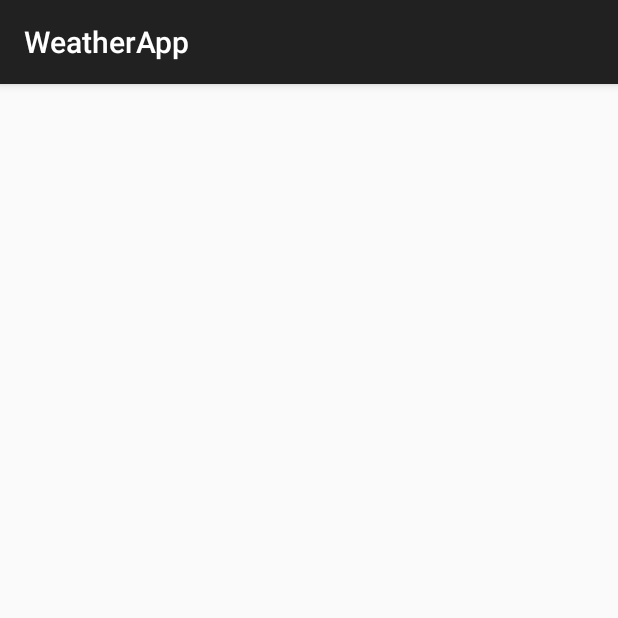
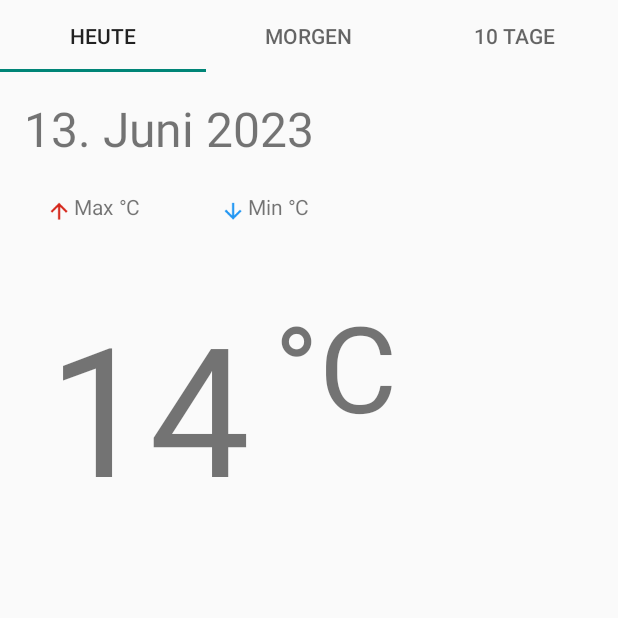
Before and after one commit to JuliaAbramenko/WeatherApp, an Android app: the screen it shows after launch (MainActivity), on a phone screen of 412 x 824 dp, the top half of it. Run offline under Robolectric (Android 15) with nearby library versions, the phone set to English and light mode, and no system bars; our stand-ins replace data binding; network calls fail; 1 statement that could not run was skipped.

Commit message:
Added ViewPagerAdapter class and attached fragments to tabLayout, also removed ActionBar from themes

```diff
--- a/app/build.gradle
+++ b/app/build.gradle
@@ -97,4 +97,6 @@ dependencies {
     //GLIDE
     implementation 'com.github.bumptech.glide:glide:4.14.2'
     kapt 'com.github.bumptech.glide:compiler:4.14.2'
+
+    implementation 'androidx.multidex:multidex:2.0.1'
 }
--- /dev/null
+++ b/app/src/main/java/com/example/weatherapp/adapter/ViewPagerAdapter.kt
@@ -0,0 +1,23 @@
+package com.example.weatherapp.adapter
+
+import androidx.fragment.app.Fragment
+import androidx.fragment.app.FragmentManager
+import androidx.lifecycle.Lifecycle
+import androidx.viewpager2.adapter.FragmentStateAdapter
+import com.example.weatherapp.presentation.fragments.TenDaysWeatherFragment
+import com.example.weatherapp.presentation.fragments.TodayWeatherFragment
+import com.example.weatherapp.presentation.fragments.TomorrowWeatherFragment
+
+class ViewPagerAdapter (fragmentManager: FragmentManager, lifecycle: Lifecycle): FragmentStateAdapter(fragmentManager, lifecycle) {
+    override fun getItemCount(): Int {
+        return 3
+    }
+
+    override fun createFragment(position: Int): Fragment {
+        when(position) {
+            0 -> return TodayWeatherFragment()
+            1 -> return TomorrowWeatherFragment()
+        }
+        return TenDaysWeatherFragment()
+    }
+}
--- a/app/src/main/java/com/example/weatherapp/data/db/WeatherEntities.kt
+++ b/app/src/main/java/com/example/weatherapp/data/db/WeatherEntities.kt
@@ -13,7 +13,7 @@ data class DailyWeatherEntity(
     val dailyTemperature2mMax: Double,
     val dailyTemperature2mMin: Double,
     val sunrise: String,
-    val sunset: String,
+    val sunset: String
 )
 
 @Entity (tableName = "current_weather_db", primaryKeys = ["timestamp", "longitude", "latitude"])
@@ -23,5 +23,5 @@ data class CurrentWeatherEntity(
     val latitude: Double,
     val currentTemperature: Double,
     val currentWindSpeed: Double,
-    val currentWeatherCode: Int,
+    val currentWeatherCode: Int
 )
--- a/app/src/main/java/com/example/weatherapp/presentation/MainActivity.kt
+++ b/app/src/main/java/com/example/weatherapp/presentation/MainActivity.kt
@@ -3,13 +3,19 @@ package com.example.weatherapp.presentation
 import android.annotation.SuppressLint
 import android.os.Bundle
 import android.util.Log
+import android.widget.FrameLayout
 import androidx.appcompat.app.AppCompatActivity
+import androidx.fragment.app.Fragment
+import androidx.viewpager2.widget.ViewPager2
 import com.example.weatherapp.R
+import com.example.weatherapp.adapter.ViewPagerAdapter
 import com.example.weatherapp.data.api.OpenMeteoService
+import com.example.weatherapp.data.apimodel.WeatherModel
 import com.example.weatherapp.data.enums.DailyEnum
 import com.example.weatherapp.data.enums.HourlyEnum
 import com.example.weatherapp.data.enums.WindSpeedUnitsEnum
-import com.example.weatherapp.data.apimodel.WeatherModel
+import com.google.android.material.tabs.TabLayout
+import com.google.android.material.tabs.TabLayoutMediator
 import kotlinx.coroutines.CoroutineScope
 import kotlinx.coroutines.Dispatchers
 import kotlinx.coroutines.launch
@@ -24,11 +30,21 @@ class MainActivity : AppCompatActivity() {
     //private var longitude = 0.0
     //private var latitude = 0.0
     private var requestCurrentWeather = true
+    private val tabsArray = arrayOf("Heute", "Morgen", "10 Tage")
 
     @SuppressLint("NewApi")
     override fun onCreate(savedInstanceState: Bundle?) {
         super.onCreate(savedInstanceState)
         setContentView(R.layout.activity_main)
+        val tabLayout: TabLayout = findViewById(R.id.tabLayout)
+        val viewPager: ViewPager2 = findViewById(R.id.viewPager)
+
+        val adapter = ViewPagerAdapter(supportFragmentManager, lifecycle)
+        viewPager.adapter = adapter
+
+        TabLayoutMediator(tabLayout,viewPager) {
+                tab, position -> tab.text = tabsArray[position]
+        }.attach()
 
         // TODO: request longitude and latitude from GPS
         /*
--- a/app/src/main/res/values-night/themes.xml
+++ b/app/src/main/res/values-night/themes.xml
@@ -1,6 +1,6 @@
 <resources xmlns:tools="http://schemas.android.com/tools">
     <!-- Base application theme. -->
-    <style name="Base.Theme.WeatherApp" parent="Base.Theme.AppCompat.Light.DarkActionBar">
+    <style name="Base.Theme.WeatherApp" parent="Theme.AppCompat.Light.NoActionBar">
         <!-- Customize your dark theme here. -->
         <!-- <item name="colorPrimary">@color/my_dark_primary</item> -->
     </style>
--- a/app/src/main/res/values/themes.xml
+++ b/app/src/main/res/values/themes.xml
@@ -1,6 +1,6 @@
 <resources xmlns:tools="http://schemas.android.com/tools">
     <!-- Base application theme. -->
-    <style name="Base.Theme.WeatherApp" parent="Base.Theme.AppCompat.Light.DarkActionBar">
+    <style name="Base.Theme.WeatherApp" parent="Theme.AppCompat.Light.NoActionBar">
         <!-- Customize your light theme here. -->
         <!-- <item name="colorPrimary">@color/my_light_primary</item> -->
     </style>
```
